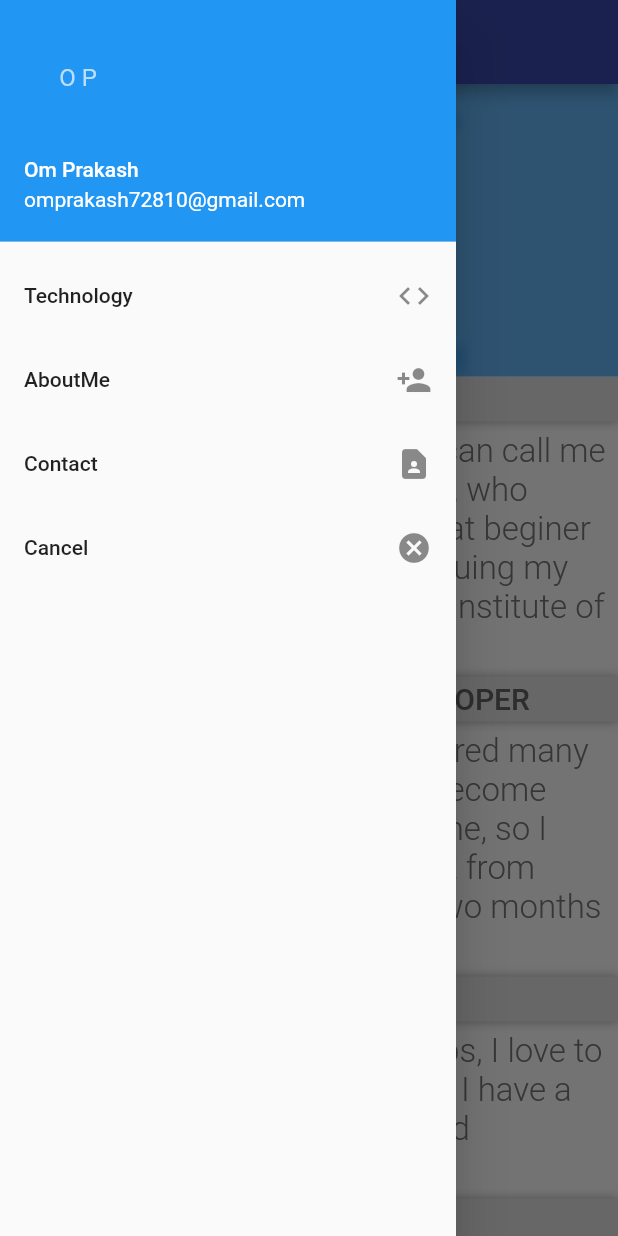
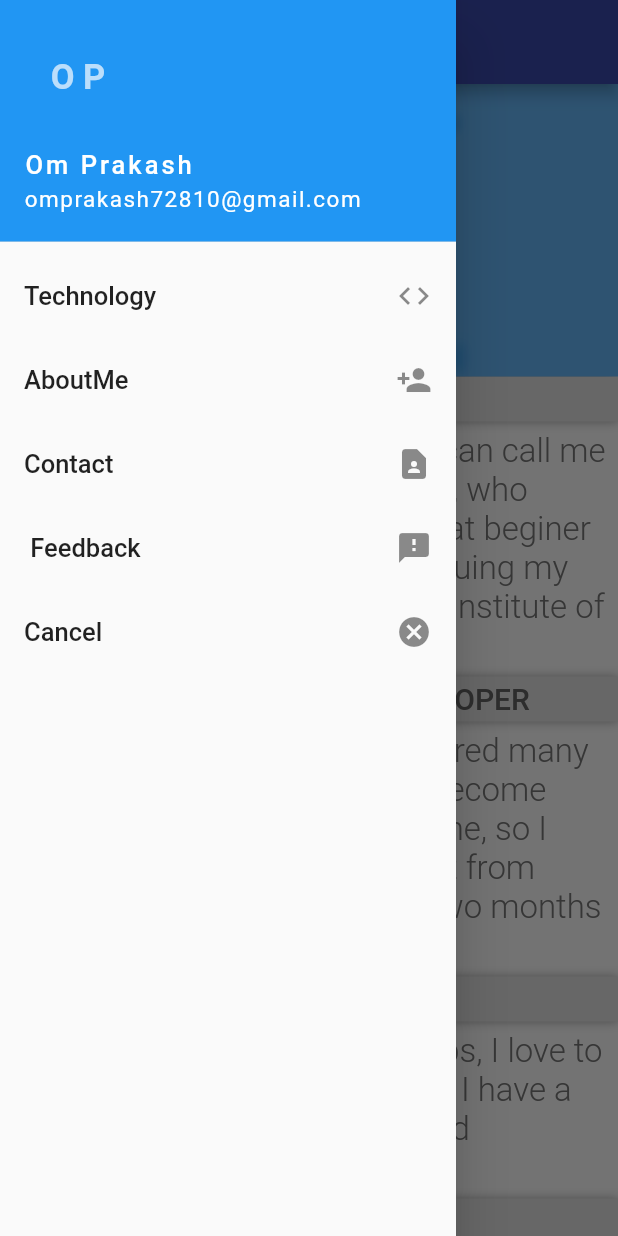
Before and after one commit to dev7omprakash/Portfolio, a Flutter app: the screen it shows after launch, with the side drawer open, on a phone screen of 412 x 824 dp. Run offline on Flutter 3.47's test engine with Material 2 defaults, Android fonts, the phone set to English and light mode, and no system bars; our stand-ins replace google_fonts; Roboto replaces fonts that are missing (Kanit).

Commit message:
New Screen Added

```diff
--- a/lib/MyHomePage.dart
+++ b/lib/MyHomePage.dart
@@ -1,5 +1,4 @@
 import 'dart:ui';
-
 import 'package:flutter/material.dart';
 import 'package:google_fonts/google_fonts.dart';
 
@@ -15,7 +14,10 @@ class _MyHomePageState extends State<MyHomePage> {
   Widget build(BuildContext context) {
     return Scaffold(
       appBar: AppBar(
-        title: Text("Portfolio"),
+        title: Text(
+          "Profile",
+          style: TextStyle(fontSize: 22, letterSpacing: 3),
+        ),
       ),
       body: Container(
         width: double.infinity,
@@ -24,9 +26,12 @@ class _MyHomePageState extends State<MyHomePage> {
           children: [
             Container(
               padding: EdgeInsets.all(6),
-              decoration: BoxDecoration(
-                color: Colors.blue[300],
-              ),
+              decoration: BoxDecoration(color: Colors.blue[300], boxShadow: [
+                BoxShadow(
+                  color: Colors.grey,
+                  blurRadius: 8.0,
+                ),
+              ]),
               width: double.infinity,
               height: 195,
               child: Column(
@@ -222,27 +227,44 @@ class _MyHomePageState extends State<MyHomePage> {
         child: ListView(
           children: [
             UserAccountsDrawerHeader(
-                accountName: Text("Om Prakash"),
-                accountEmail: Text("omprakash72810@gmail.com"),
+                accountName: Text("Om Prakash",
+                    style: TextStyle(
+                      fontSize: 17,
+                      letterSpacing: 2,
+                    )),
+                accountEmail: Text("omprakash72810@gmail.com",
+                    style: TextStyle(
+                      fontSize: 15,
+                      letterSpacing: 1,
+                    )),
                 currentAccountPicture: CircleAvatar(
-                    backgroundColor: Colors.blue, child: Text("O P"))),
+                    backgroundColor: Colors.blue,
+                    child: Text("O P",
+                        style: TextStyle(
+                          fontWeight: FontWeight.bold,
+                          fontSize: 23,
+                        )))),
             ListTile(
-              title: Text("Technology"),
+              title: Text("Technology", style: TextStyle(fontSize: 17)),
               trailing: Icon(Icons.code),
               onTap: () => Navigator.of(context).pushNamed("/Tech"),
             ),
             ListTile(
-              title: Text("AboutMe"),
+              title: Text("AboutMe", style: TextStyle(fontSize: 17)),
               trailing: Icon(Icons.person_add),
               onTap: () => Navigator.of(context).pushNamed("/AboutMe"),
             ),
             ListTile(
-              title: Text("Contact"),
+              title: Text("Contact", style: TextStyle(fontSize: 17)),
               trailing: Icon(Icons.contact_page),
               onTap: () => Navigator.of(context).pushNamed("/Contact"),
             ),
             ListTile(
-              title: Text("Cancel"),
+                title: Text(" Feedback", style: TextStyle(fontSize: 17)),
+                trailing: Icon(Icons.feedback),
+                onTap: () => Navigator.of(context).pushNamed("/Feedback")),
+            ListTile(
+              title: Text("Cancel", style: TextStyle(fontSize: 17)),
               trailing: Icon(Icons.cancel),
               onTap: () => Navigator.of(context).pop(),
             ),
--- a/lib/main.dart
+++ b/lib/main.dart
@@ -3,6 +3,7 @@ import 'MyHomePage.dart';
 import 'AboutMe.dart';
 import 'Tech.dart';
 import 'Contact.dart';
+import 'FeedBack.dart';
 import 'package:google_fonts/google_fonts.dart';
 
 void main() {
@@ -23,9 +24,12 @@ class MyApp extends StatelessWidget {
       ),
       home: MyHomePage(),
       routes: <String, WidgetBuilder>{
-        "/AboutMe": (context) => AboutMe(),
+        "/AboutMe": (context) => AboutMe(
+              name: '',
+            ),
         "/Tech": (context) => Tech(),
         "/Contact": (context) => Contact(),
+        "/Feedback": (context) => FeedBack(),
       },
     );
   }
```
Also changed, not shown: lib/AboutMe.dart (+5 -13 lines), lib/FeedBack.dart (added, +108 -0 lines).
